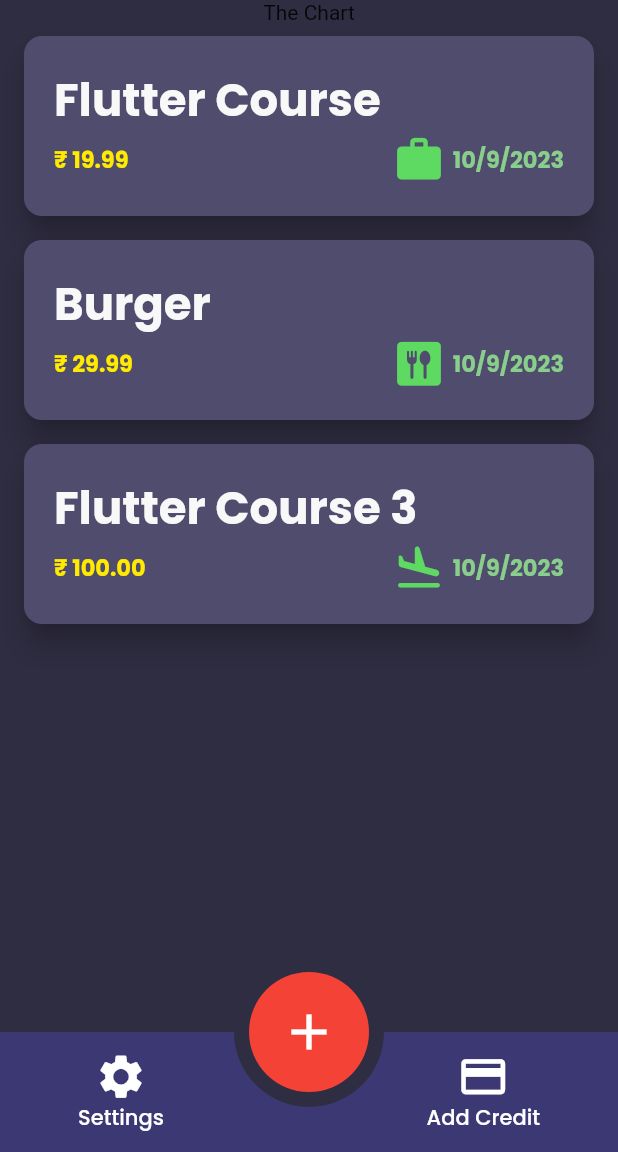
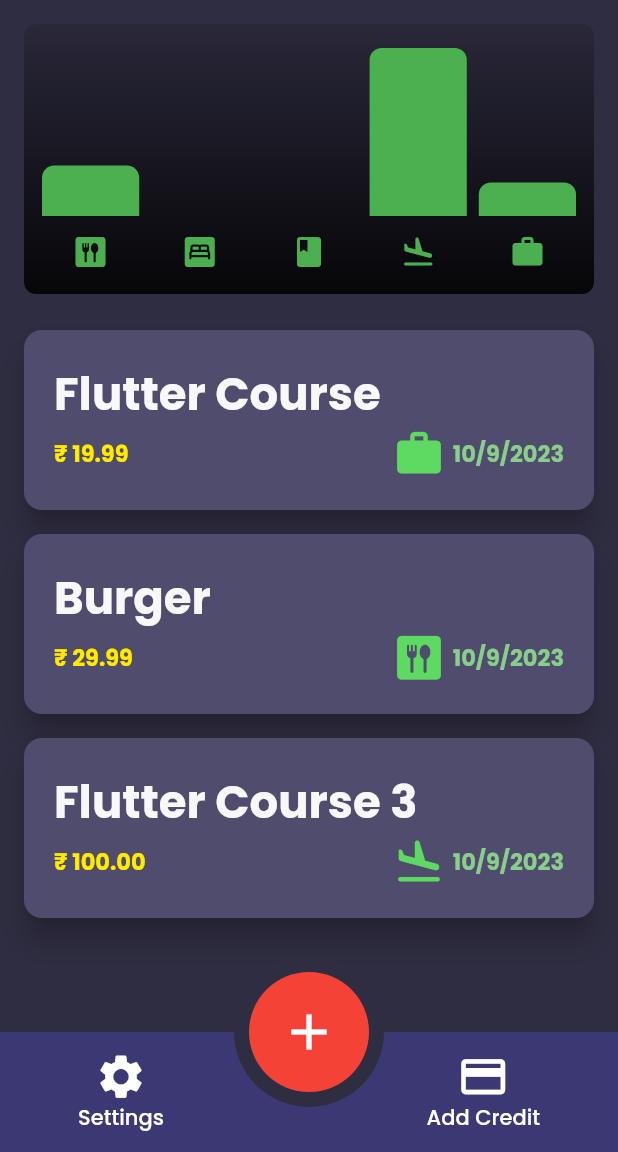
Before and after one commit to AsimRoyChowdhury/spendwise, a Flutter app: the screen it shows after launch, on a phone screen of 412 x 824 dp, the part 84-1236 px from its top. Run offline on Flutter 3.47's test engine with Material 2 defaults, Android fonts, the phone set to English and light mode, and no system bars; our stand-ins replace google_fonts.

Commit message:
minor variable change

```diff
--- a/lib/widgets/expenses.dart
+++ b/lib/widgets/expenses.dart
@@ -1,5 +1,6 @@
 import 'package:flutter/material.dart';
 import 'package:google_fonts/google_fonts.dart';
+import 'package:spendwise/widgets/chart/chart.dart';
 import 'package:spendwise/widgets/expenses_list/expenses_list.dart';
 import 'package:spendwise/models/expense.dart';
 import 'package:spendwise/widgets/new_expense.dart';
@@ -104,7 +105,7 @@ class _ExpensesState extends State<Expenses> {
       ),
       body: Column(
         children: [
-          const Text('The Chart'),
+          Chart(expenses: _registeredExpenses),
           Expanded(
             child: mainContent,
           ),
```
